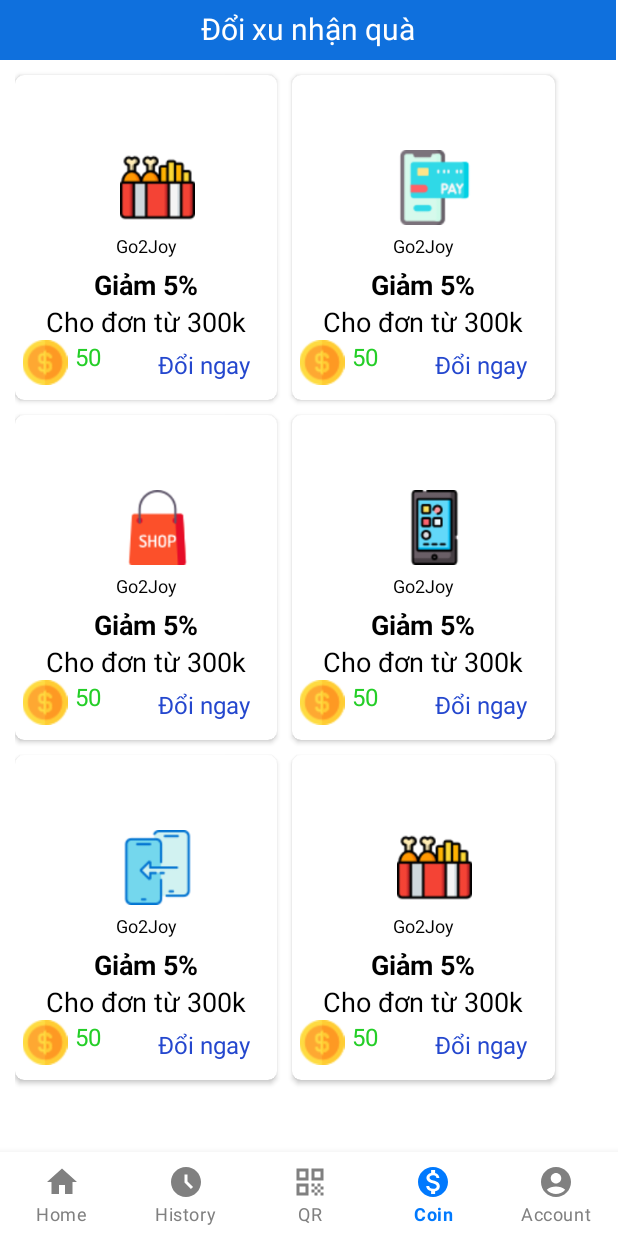
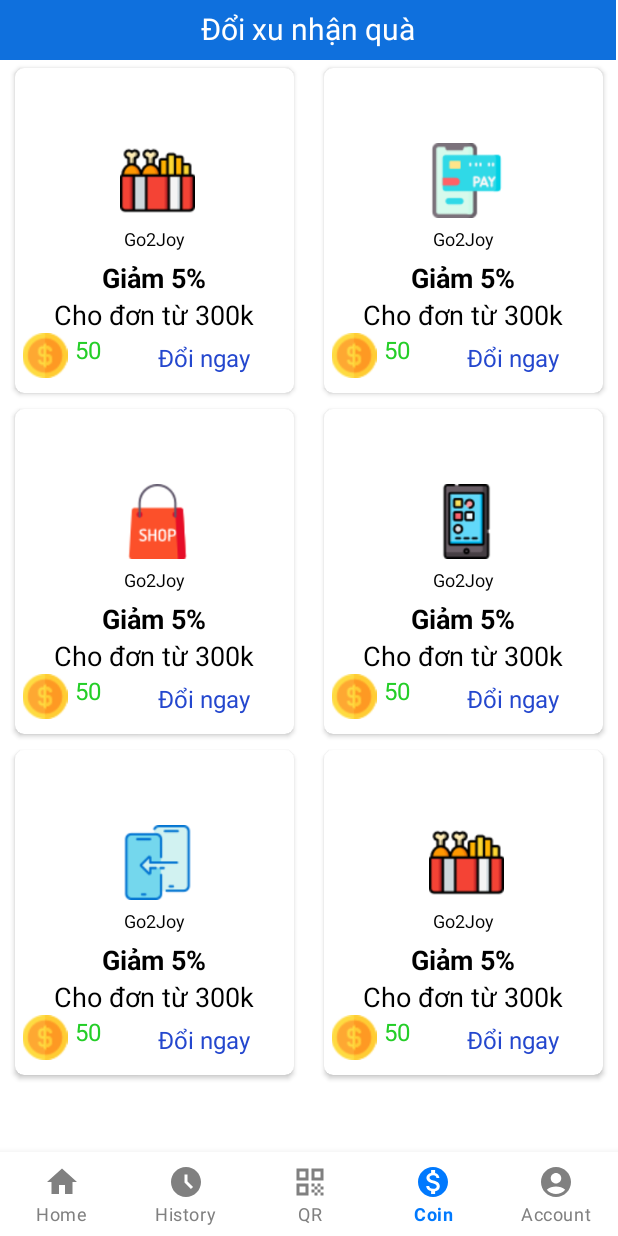
Before and after one commit to giakinh0823/fpay_android, an Android app: the screen it shows after launch (MainActivity), item 4 of the bottom bar chosen, on a phone screen of 412 x 824 dp. Run offline under Robolectric (Android 15) with nearby library versions, the phone set to English and light mode, and no system bars; our stand-ins replace navigation-ui.

Commit message:
update item

```diff
--- a/app/src/main/res/layout/coin_item.xml
+++ b/app/src/main/res/layout/coin_item.xml
@@ -5,8 +5,10 @@
     android:id="@+id/coin_item"
     android:layout_width="match_parent"
     android:layout_height="wrap_content"
-    android:layout_marginTop="10dp"
+    android:layout_marginTop="5dp"
+    android:layout_marginBottom="5dp"
     android:layout_marginEnd="10dp"
+    android:layout_marginStart="10dp"
     app:cardCornerRadius="6dp">
     <LinearLayout
         android:layout_width="match_parent"
--- a/app/src/main/res/layout/fragment_coin.xml
+++ b/app/src/main/res/layout/fragment_coin.xml
@@ -29,11 +29,12 @@
         </LinearLayout>
 
     </androidx.drawerlayout.widget.DrawerLayout>
+
     <androidx.recyclerview.widget.RecyclerView
         android:id="@+id/rcv_coin"
-        android:layout_width="370dp"
-        android:layout_height="805dp"
+        android:layout_width="match_parent"
+        android:layout_height="wrap_content"
+        android:layout_marginStart="0dp"
         android:layout_marginTop="40dp"
-        android:layout_marginStart="10dp"
-        android:layout_marginBottom="100dp" />
+        android:layout_marginBottom="0dp" />
 </FrameLayout>
```
